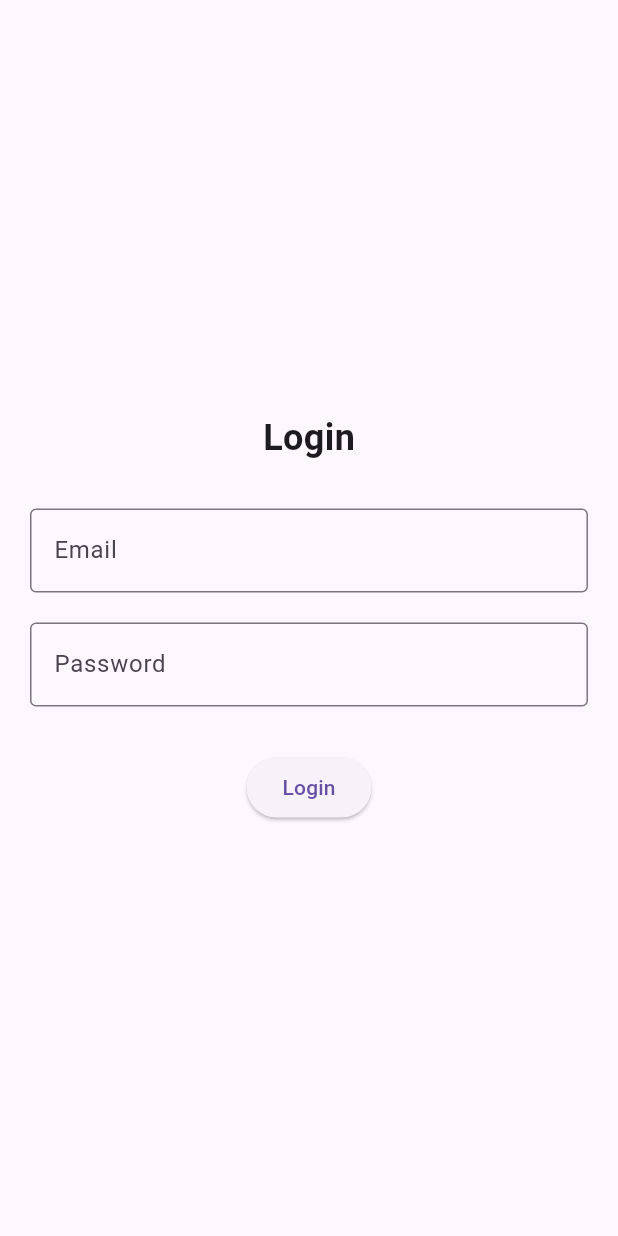
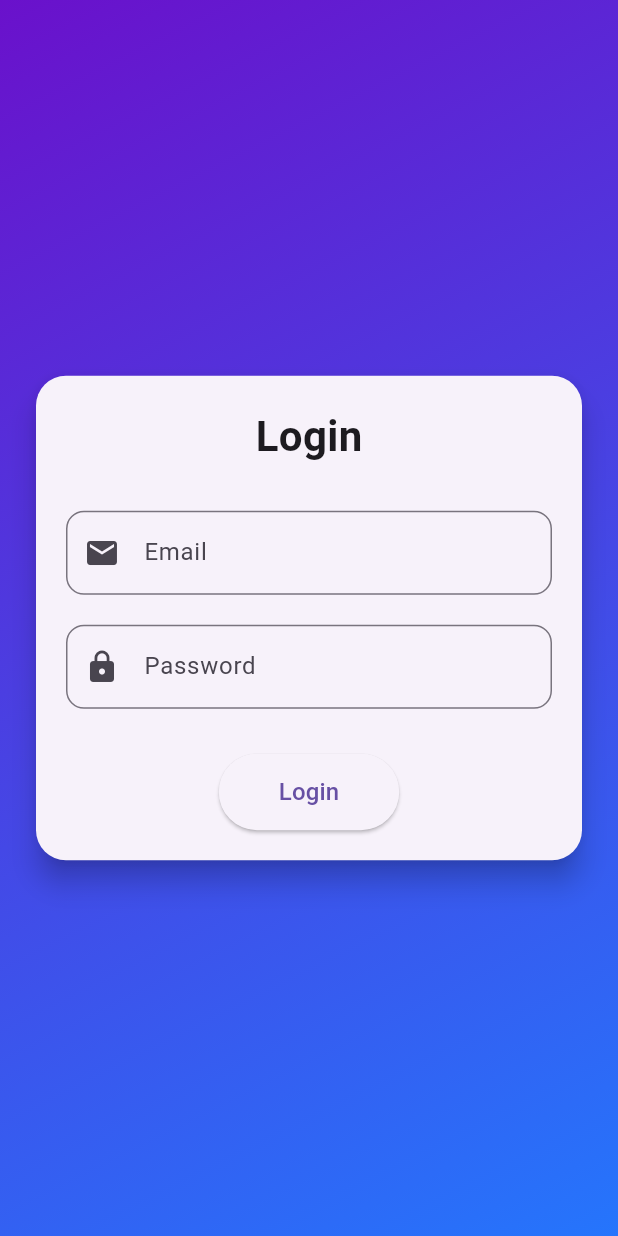
Before and after one commit to Muneer14339/ps_admin, a Flutter app: the screen it shows after launch, on a phone screen of 412 x 824 dp. Run offline on Flutter 3.47's test engine with Material 3 defaults, Android fonts, the phone set to English and light mode, and no system bars; our stand-ins replace dartz, equatable, firebase_auth, firebase_core, flutter_bloc, get_it; accounts and stored records are empty.

Commit message:
2nd commit

```diff
--- a/lib/authentication/presentation/pages/login_page.dart
+++ b/lib/authentication/presentation/pages/login_page.dart
@@ -46,36 +46,56 @@ class _LoginFormState extends State<LoginForm> {
           );
         }
       },
+      child: Container(
+        decoration: const BoxDecoration(
+          gradient: LinearGradient(
+            colors: [Color(0xFF6A11CB), Color(0xFF2575FC)],
+            begin: Alignment.topLeft,
+            end: Alignment.bottomRight,
+          ),
+        ),
+        child: Center(
+          child: SingleChildScrollView(
+            padding: const EdgeInsets.all(20),
+            child: Card(
+              shape: RoundedRectangleBorder(borderRadius: BorderRadius.circular(20)),
+              elevation: 8,
               child: Padding(
                 padding: const EdgeInsets.all(20),
                 child: Column(
-          mainAxisAlignment: MainAxisAlignment.center,
+                  mainAxisSize: MainAxisSize.min,
                   children: [
                     const Text(
                       'Login',
-              style: TextStyle(fontSize: 24, fontWeight: FontWeight.bold),
+                      style: TextStyle(fontSize: 28, fontWeight: FontWeight.bold),
                     ),
                     const SizedBox(height: 30),
                     TextField(
                       controller: emailController,
-              decoration: const InputDecoration(
+                      decoration: InputDecoration(
                         labelText: 'Email',
-                border: OutlineInputBorder(),
+                        prefixIcon: const Icon(Icons.email),
+                        border: OutlineInputBorder(borderRadius: BorderRadius.circular(12)),
                       ),
                     ),
                     const SizedBox(height: 20),
                     TextField(
                       controller: passwordController,
                       obscureText: true,
-              decoration: const InputDecoration(
+                      decoration: InputDecoration(
                         labelText: 'Password',
-                border: OutlineInputBorder(),
+                        prefixIcon: const Icon(Icons.lock),
+                        border: OutlineInputBorder(borderRadius: BorderRadius.circular(12)),
                       ),
                     ),
                     const SizedBox(height: 30),
                     BlocBuilder<AuthBloc, AuthState>(
                       builder: (context, state) {
                         return ElevatedButton(
+                          style: ElevatedButton.styleFrom(
+                            padding: const EdgeInsets.symmetric(horizontal: 40, vertical: 14),
+                            shape: RoundedRectangleBorder(borderRadius: BorderRadius.circular(30)),
+                          ),
                           onPressed: state is AuthLoading
                               ? null
                               : () {
@@ -87,12 +107,20 @@ class _LoginFormState extends State<LoginForm> {
                             );
                           },
                           child: state is AuthLoading
-                      ? const CircularProgressIndicator()
-                      : const Text('Login'),
+                              ? const SizedBox(
+                            height: 20,
+                            width: 20,
+                            child: CircularProgressIndicator(strokeWidth: 2, color: Colors.white),
+                          )
+                              : const Text('Login', style: TextStyle(fontSize: 16)),
                         );
                       },
                     ),
                   ],
+                ),
+              ),
+            ),
+          ),
         ),
       ),
     );
```
Also changed, not shown: 3 other files. Lines whose indentation alone changed are shown as unchanged.
